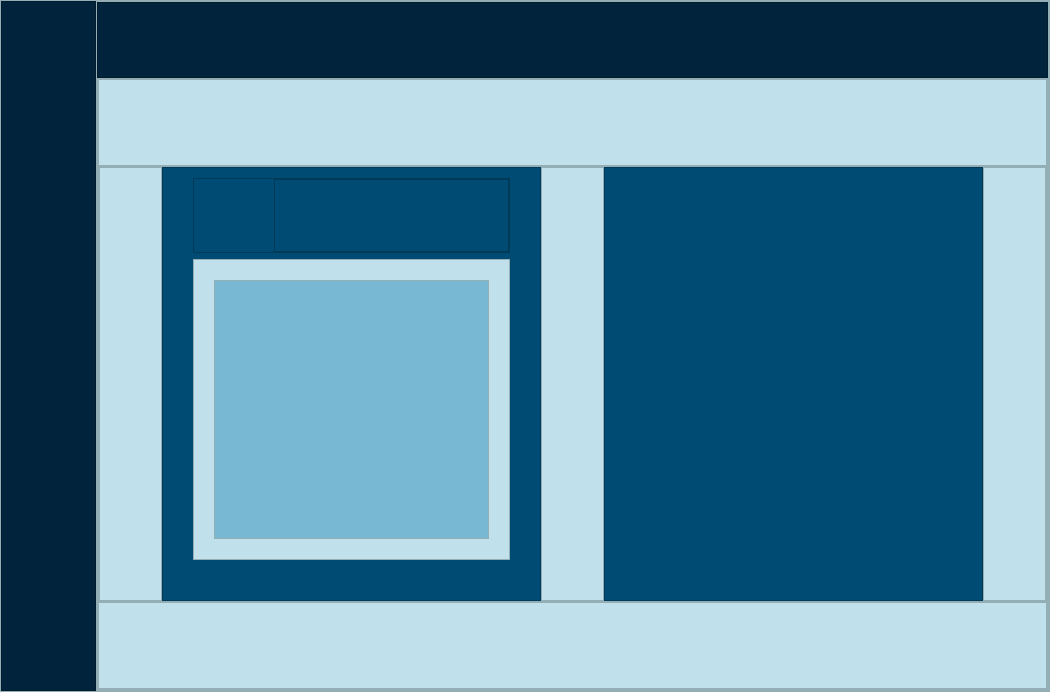
The window that src/resources/interface/Pagina_Chat.ui (Yosoyepa/MyUnApp) describes before a commit, drawn with Qt 5.
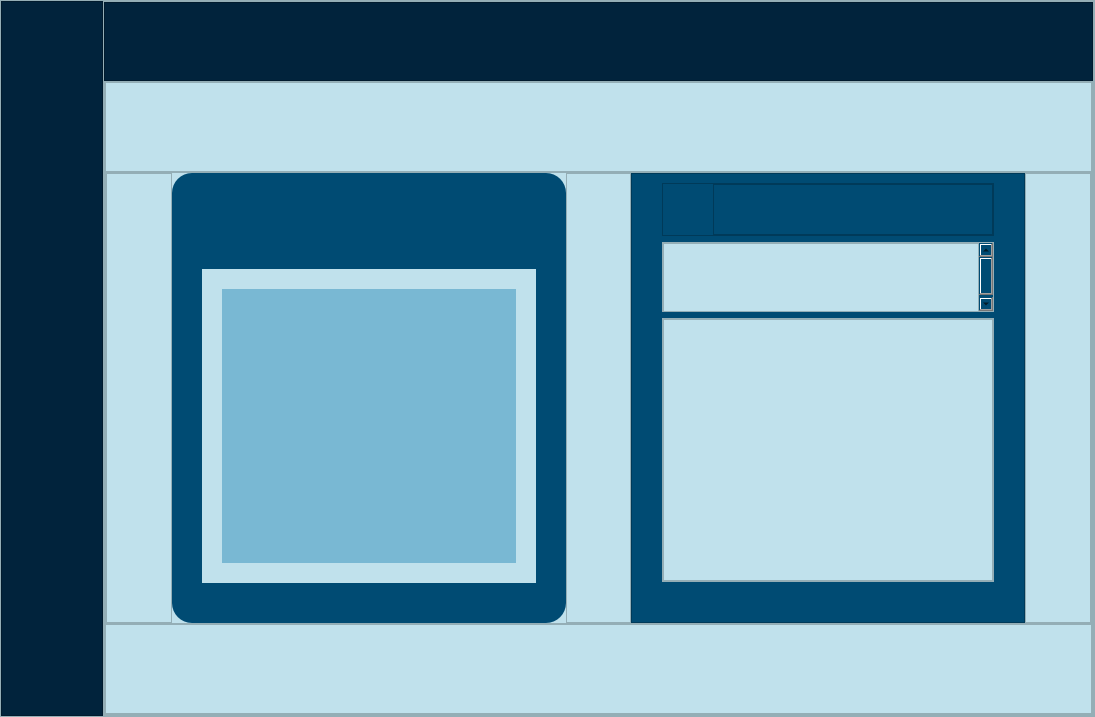
The same window after the commit. Icons and pictures are not drawn.

Commit message: Lista de Grupos a la cual pertenezco implemetanda en ventana chat y lista de miembros que peternecen a ese grupo en el cual yo pertenezco

What changed in the file:
```diff
--- a/src/resources/interface/Pagina_Chat.ui
+++ b/src/resources/interface/Pagina_Chat.ui
@@ -6,8 +6,8 @@
    <rect>
     <x>0</x>
     <y>0</y>
-    <width>1050</width>
-    <height>692</height>
+    <width>1095</width>
+    <height>717</height>
    </rect>
   </property>
   <property name="windowTitle">
@@ -88,8 +88,8 @@
            <widget class="QPushButton" name="pushButton">
             <property name="minimumSize">
              <size>
-              <width>80</width>
-              <height>80</height>
+              <width>100</width>
+              <height>100</height>
              </size>
             </property>
             <property name="text">
@@ -101,8 +101,8 @@
             </property>
             <property name="iconSize">
              <size>
-              <width>80</width>
-              <height>80</height>
+              <width>100</width>
+              <height>100</height>
              </size>
             </property>
             <property name="flat">
@@ -114,8 +114,8 @@
            <widget class="QPushButton" name="pushButton_2">
             <property name="minimumSize">
              <size>
-              <width>80</width>
-              <height>80</height>
+              <width>100</width>
+              <height>100</height>
              </size>
             </property>
             <property name="text">
@@ -127,8 +127,8 @@
             </property>
             <property name="iconSize">
              <size>
-              <width>80</width>
-              <height>80</height>
+              <width>100</width>
+              <height>100</height>
              </size>
             </property>
             <property name="flat">
@@ -140,8 +140,8 @@
            <widget class="QPushButton" name="pushButton_3">
             <property name="minimumSize">
              <size>
-              <width>80</width>
-              <height>80</height>
+              <width>100</width>
+              <height>100</height>
              </size>
             </property>
             <property name="text">
@@ -153,8 +153,8 @@
             </property>
             <property name="iconSize">
              <size>
-              <width>80</width>
-              <height>80</height>
+              <width>100</width>
+              <height>100</height>
              </size>
             </property>
             <property name="flat">
@@ -166,8 +166,8 @@
            <widget class="QPushButton" name="pushButton_4">
             <property name="minimumSize">
              <size>
-              <width>80</width>
-              <height>80</height>
+              <width>100</width>
+              <height>100</height>
              </size>
             </property>
             <property name="text">
@@ -179,8 +179,8 @@
             </property>
             <property name="iconSize">
              <size>
-              <width>80</width>
-              <height>80</height>
+              <width>100</width>
+              <height>100</height>
              </size>
             </property>
             <property name="flat">
@@ -192,8 +192,8 @@
            <widget class="QPushButton" name="pushButton_5">
             <property name="minimumSize">
              <size>
-              <width>80</width>
-              <height>80</height>
+              <width>100</width>
+              <height>100</height>
              </size>
             </property>
             <property name="text">
@@ -205,8 +205,8 @@
             </property>
             <property name="iconSize">
              <size>
-              <width>80</width>
-              <height>80</height>
+              <width>100</width>
+              <height>100</height>
              </size>
             </property>
             <property name="flat">
@@ -256,6 +256,9 @@
           </item>
           <item>
            <widget class="QFrame" name="frame_4">
+            <property name="styleSheet">
+             <string notr="true"/>
+            </property>
             <property name="frameShape">
              <enum>QFrame::StyledPanel</enum>
             </property>
@@ -334,7 +337,10 @@
                 <item>
                  <widget class="QFrame" name="frame_chat">
                   <property name="styleSheet">
-                   <string notr="true">background-color: rgb(0, 75, 115);</string>
+                   <string notr="true">background-color: rgb(0, 75, 115);
+
+border-radius: 20px
+</string>
                   </property>
                   <property name="frameShape">
                    <enum>QFrame::StyledPanel</enum>
@@ -387,7 +393,7 @@
                         <property name="minimumSize">
                          <size>
                           <width>80</width>
-                          <height>70</height>
+                          <height>80</height>
                          </size>
                         </property>
                         <property name="text">
@@ -400,7 +406,7 @@
                         <property name="iconSize">
                          <size>
                           <width>80</width>
-                          <height>70</height>
+                          <height>80</height>
                          </size>
                         </property>
                         <property name="flat">
@@ -427,7 +433,9 @@
                    <item>
                     <widget class="QFrame" name="frame_14">
                      <property name="styleSheet">
-                      <string notr="true">background-color: rgb(192, 225, 236);</string>
+                      <string notr="true">background-color: rgb(192, 225, 236);
+
+border-radius: 0px</string>
                      </property>
                      <property name="frameShape">
                       <enum>QFrame::StyledPanel</enum>
@@ -458,8 +466,8 @@
                           <rect>
                            <x>0</x>
                            <y>0</y>
-                           <width>273</width>
-                           <height>257</height>
+                           <width>294</width>
+                           <height>274</height>
                           </rect>
                          </property>
                          <property name="styleSheet">
@@ -488,9 +496,16 @@
                  </widget>
                 </item>
                 <item>
-                 <widget class="QFrame" name="frame_12">
+                 <widget class="QFrame" name="frame_grupos">
                   <property name="styleSheet">
-                   <string notr="true">background-color: rgb(0, 75, 115);</string>
+                   <string notr="true">background-color: rgb(0, 75, 115);
+
+
+
+
+
+
+</string>
                   </property>
                   <property name="frameShape">
                    <enum>QFrame::StyledPanel</enum>
@@ -498,6 +513,186 @@
                   <property name="frameShadow">
                    <enum>QFrame::Raised</enum>
                   </property>
+                  <layout class="QVBoxLayout" name="verticalLayout_7" stretch="4,5,20">
+                   <property name="leftMargin">
+                    <number>30</number>
+                   </property>
+                   <property name="rightMargin">
+                    <number>30</number>
+                   </property>
+                   <property name="bottomMargin">
+                    <number>40</number>
+                   </property>
+                   <item>
+                    <widget class="QFrame" name="frame_16">
+                     <property name="styleSheet">
+                      <string notr="true"/>
+                     </property>
+                     <property name="frameShape">
+                      <enum>QFrame::StyledPanel</enum>
+                     </property>
+                     <property name="frameShadow">
+                      <enum>QFrame::Raised</enum>
+                     </property>
+                     <layout class="QHBoxLayout" name="horizontalLayout_4" stretch="1,10">
+                      <property name="spacing">
+                       <number>0</number>
+                      </property>
+                      <property name="leftMargin">
+                       <number>0</number>
+                      </property>
+                      <property name="topMargin">
+                       <number>0</number>
+                      </property>
+                      <property name="rightMargin">
+                       <number>0</number>
+                      </property>
+                      <property name="bottomMargin">
+                       <number>0</number>
+                      </property>
+                      <item>
+                       <widget class="QPushButton" name="pushButton_7">
+                        <property name="minimumSize">
+                         <size>
+                          <width>50</width>
+                          <height>50</height>
+                         </size>
+                        </property>
+                        <property name="text">
+                         <string/>
+                        </property>
+                        <property name="icon">
+                         <iconset resource="../QRC/imagenesInicioSesion.qrc">
+                          <normaloff>:/newPrefix/Icons/Conferencia.png</normaloff>:/newPrefix/Icons/Conferencia.png</iconset>
+                        </property>
+                        <property name="iconSize">
+                         <size>
+                          <width>50</width>
+                          <height>50</height>
+                         </size>
+                        </property>
+                        <property name="flat">
+                         <bool>true</bool>
+                        </property>
+                       </widget>
+                      </item>
+                      <item>
+                       <widget class="QFrame" name="frame_12">
+                        <property name="styleSheet">
+                         <string notr="true"/>
+                        </property>
+                        <property name="frameShape">
+                         <enum>QFrame::StyledPanel</enum>
+                        </property>
+                        <property name="frameShadow">
+                         <enum>QFrame::Raised</enum>
+                        </property>
+                       </widget>
+                      </item>
+                     </layout>
+                    </widget>
+                   </item>
+                   <item>
+                    <widget class="QScrollArea" name="scrollArea_2">
+                     <property name="styleSheet">
+                      <string notr="true">background-color: rgb(192, 225, 236);
+
+</string>
+                     </property>
+                     <property name="widgetResizable">
+                      <bool>true</bool>
+                     </property>
+                     <widget class="QWidget" name="scrollAreaWidgetContents_2">
+                      <property name="geometry">
+                       <rect>
+                        <x>0</x>
+                        <y>0</y>
+                        <width>313</width>
+                        <height>73</height>
+                       </rect>
+                      </property>
+                      <property name="styleSheet">
+                       <string notr="true">.</string>
+                      </property>
+                      <layout class="QVBoxLayout" name="verticalLayout_9">
+                       <property name="spacing">
+                        <number>0</number>
+                       </property>
+                       <property name="leftMargin">
+                        <number>0</number>
+                       </property>
+                       <property name="topMargin">
+                        <number>0</number>
+                       </property>
+                       <property name="rightMargin">
+                        <number>0</number>
+                       </property>
+                       <property name="bottomMargin">
+                        <number>0</number>
+                       </property>
+                       <item>
+                        <widget class="QListWidget" name="lista_grupos">
+                         <property name="styleSheet">
+                          <string notr="true"/>
+                         </property>
+                         <property name="verticalScrollBarPolicy">
+                          <enum>Qt::ScrollBarAlwaysOff</enum>
+                         </property>
+                         <property name="horizontalScrollBarPolicy">
+                          <enum>Qt::ScrollBarAlwaysOff</enum>
+                         </property>
+                         <property name="itemAlignment">
+                          <set>Qt::AlignCenter</set>
+                         </property>
+                        </widget>
+                       </item>
+                      </layout>
+                     </widget>
+                    </widget>
+                   </item>
+                   <item>
+                    <widget class="QScrollArea" name="scrollArea_3">
+                     <property name="styleSheet">
+                      <string notr="true">background-color: rgb(192, 225, 236);
+
+</string>
+                     </property>
+                     <property name="widgetResizable">
+                      <bool>true</bool>
+                     </property>
+                     <widget class="QWidget" name="scrollAreaWidgetContents_3">
+                      <property name="geometry">
+                       <rect>
+                        <x>0</x>
+                        <y>0</y>
+                        <width>330</width>
+                        <height>261</height>
+                       </rect>
+                      </property>
+                      <layout class="QVBoxLayout" name="verticalLayout_8">
+                       <property name="spacing">
+                        <number>0</number>
+                       </property>
+                       <property name="leftMargin">
+                        <number>0</number>
+                       </property>
+                       <property name="topMargin">
+                        <number>0</number>
+                       </property>
+                       <property name="rightMargin">
+                        <number>0</number>
+                       </property>
+                       <property name="bottomMargin">
+                        <number>0</number>
+                       </property>
+                       <item>
+                        <widget class="QListWidget" name="lista_miembros"/>
+                       </item>
+                      </layout>
+                     </widget>
+                    </widget>
+                   </item>
+                  </layout>
                  </widget>
                 </item>
                 <item>
```
The commit also changes 15 other files.
